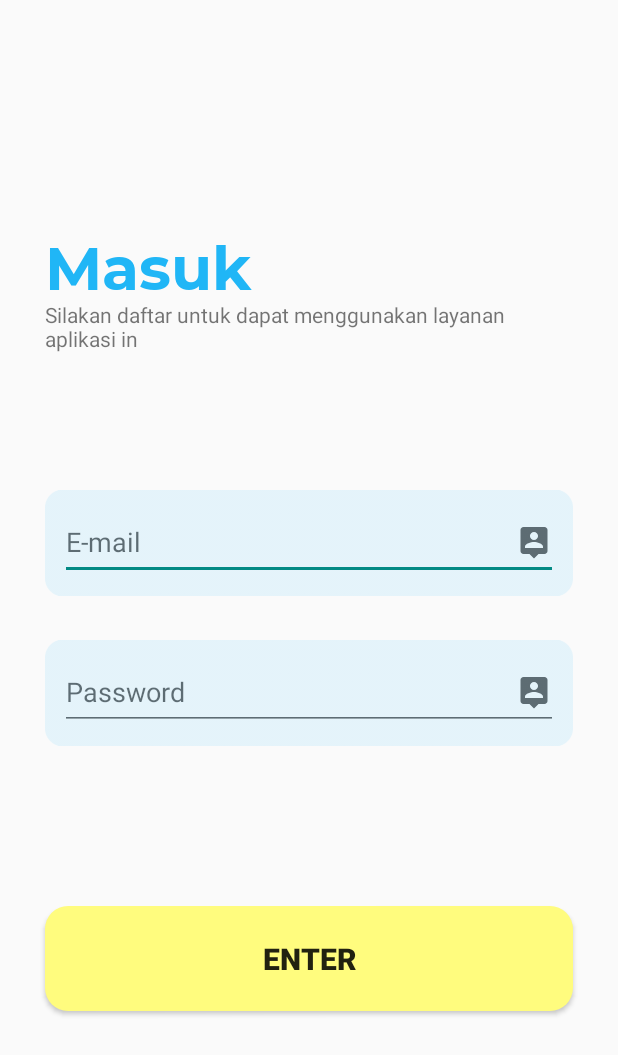
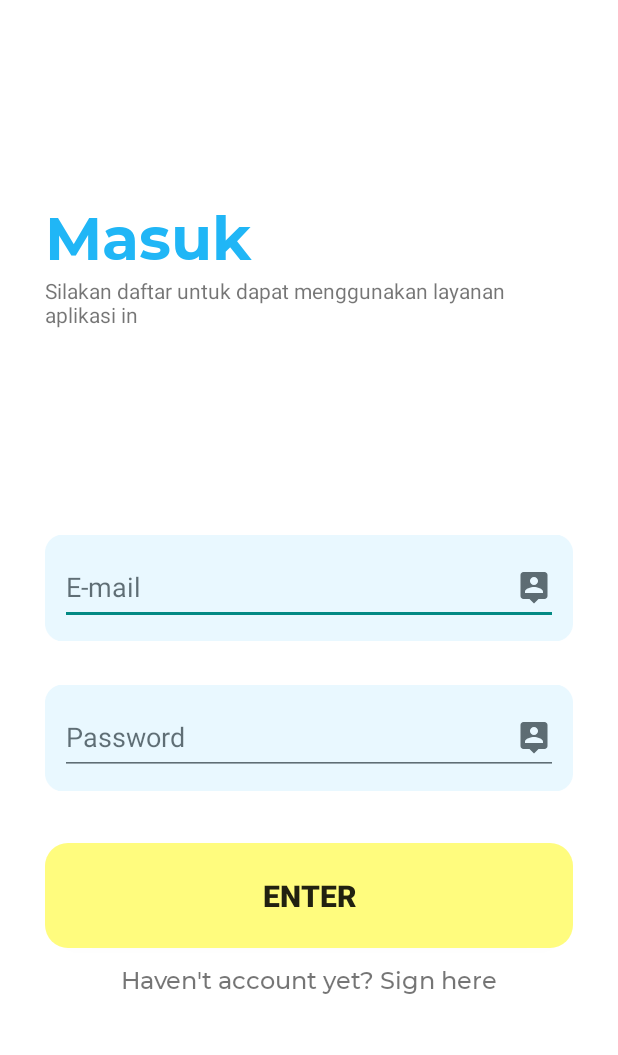
Before and after one commit to dinug-c/anitahrdassistant, an Android app: the LoginActivity screen opened directly, with no data from a screen before it, on a phone screen of 412 x 824 dp. Shown: the top 1055 px of the screen. Run offline under Robolectric (Android 15) with nearby library versions, the phone set to English and light mode, and no system bars; our stand-ins replace Firebase (no records; nobody signed in at launch, a user with empty details on screens opened directly).

Commit message:
improved layout

```diff
--- a/app/src/main/java/com/akhza/anitahrdassistant/activities/LoginActivity.java
+++ b/app/src/main/java/com/akhza/anitahrdassistant/activities/LoginActivity.java
@@ -9,6 +9,7 @@ import android.content.SharedPreferences;
 import android.os.Bundle;
 import android.widget.Button;
 import android.widget.EditText;
+import android.widget.TextView;
 import android.widget.Toast;
 
 import com.akhza.anitahrdassistant.R;
@@ -33,11 +34,16 @@ public class LoginActivity extends AppCompatActivity {
 
         useremail = findViewById(R.id.user_email);
         userpassword = findViewById(R.id.user_pass);
+        TextView havent = findViewById(R.id.haventtxt);
 
         getemail = useremail.getText().toString();
         getpass = userpassword.getText().toString();
 
         Button loginbtn = findViewById(R.id.login_btn);
+
+        havent.setOnClickListener(view -> {
+            startActivity(new Intent(getApplicationContext(), SignupActivity.class));
+        });
 
         loginbtn.setOnClickListener(view -> {
             if (userpassword.getText().toString().isEmpty()
--- a/app/src/main/res/layout/activity_login.xml
+++ b/app/src/main/res/layout/activity_login.xml
@@ -1,93 +1,134 @@
 <?xml version="1.0" encoding="utf-8"?>
-<androidx.coordinatorlayout.widget.CoordinatorLayout xmlns:android="http://schemas.android.com/apk/res/android"
+<RelativeLayout xmlns:android="http://schemas.android.com/apk/res/android"
     xmlns:app="http://schemas.android.com/apk/res-auto"
     xmlns:tools="http://schemas.android.com/tools"
     android:layout_width="match_parent"
     android:layout_height="match_parent"
-    tools:context=".activities.LoginActivity">
+    tools:context=".activities.LoginActivity"
+    android:background="@color/white">
+
+    <LinearLayout
+        android:layout_width="match_parent"
+        android:layout_height="wrap_content"
+        android:layout_above="@+id/formlogin"
+        android:layout_alignParentStart="true"
+        android:layout_alignParentTop="true"
+        android:layout_alignParentEnd="true"
+        android:layout_marginStart="0dp"
+        android:layout_marginTop="130dp"
+        android:layout_marginEnd="0dp"
+        android:layout_marginBottom="30dp"
+        android:orientation="vertical">
 
         <TextView
             android:id="@+id/textView"
             android:layout_width="wrap_content"
             android:layout_height="wrap_content"
+            android:layout_marginHorizontal="30dp"
             android:fontFamily="@font/monsbold"
             android:text="Masuk"
             android:textColor="#20B6F6"
-        android:layout_marginTop="150dp"
-        android:layout_marginHorizontal="30dp"
-        android:textSize="40dp"/>
+            android:textSize="40dp" />
 
         <TextView
             android:layout_width="match_parent"
             android:layout_height="wrap_content"
-        android:text="Silakan daftar untuk dapat menggunakan layanan aplikasi in"
             android:layout_marginHorizontal="30dp"
-        android:layout_marginTop="200dp"
-        />
+            android:text="Silakan daftar untuk dapat menggunakan layanan aplikasi in" />
+
+
+    </LinearLayout>
+
+    <LinearLayout
+        android:id="@+id/formlogin"
+        android:layout_width="match_parent"
+        android:layout_height="wrap_content"
+        android:layout_above="@+id/loginbttm"
+        android:orientation="vertical"
+        android:layout_marginBottom="30dp">
 
         <FrameLayout
             android:layout_width="match_parent"
             android:layout_height="80dp"
+            android:layout_gravity="center"
             android:layout_marginHorizontal="30dp"
-        android:layout_marginBottom="100dp"
-        android:layout_gravity="center">
+            android:layout_marginBottom="20dp">
 
             <EditText
+                android:id="@+id/user_email"
+                android:layout_width="match_parent"
+                android:layout_height="50dp"
+                android:layout_gravity="center"
+                android:layout_margin="10dp"
                 android:drawableRight="@drawable/ic_person_pin_black_24dp"
                 android:drawablePadding="20sp"
-            android:id="@+id/user_email"
-            android:layout_width="match_parent"
-            android:layout_margin="10dp"
-            android:layout_height="50dp"
-            android:layout_gravity="center"
                 android:hint="E-mail"
                 android:inputType="textEmailAddress" />
 
             <ImageView
                 android:layout_width="match_parent"
                 android:layout_height="match_parent"
-            android:src="@drawable/form_bg"
-            />
+                android:src="@drawable/form_bg" />
 
         </FrameLayout>
 
         <FrameLayout
             android:layout_width="match_parent"
             android:layout_height="80dp"
-        android:layout_marginHorizontal="30dp"
             android:layout_gravity="center"
-        android:layout_marginTop="100dp">
+            android:layout_marginHorizontal="30dp">
 
             <EditText
-            android:drawableRight="@drawable/ic_person_pin_black_24dp"
-            android:drawablePadding="20sp"
                 android:id="@+id/user_pass"
                 android:layout_width="match_parent"
                 android:layout_height="50dp"
                 android:layout_gravity="center"
+                android:layout_margin="10dp"
+                android:drawableRight="@drawable/ic_person_pin_black_24dp"
+                android:drawablePadding="20sp"
                 android:hint="Password"
-            android:layout_margin="10dp"
                 android:inputType="textPassword" />
 
             <ImageView
                 android:layout_width="match_parent"
                 android:layout_height="match_parent"
-            android:src="@drawable/form_bg"
-            />
+                android:src="@drawable/form_bg" />
 
         </FrameLayout>
+
+    </LinearLayout>
+
+    <LinearLayout
+        android:id="@+id/loginbttm"
+        android:layout_width="match_parent"
+        android:layout_height="wrap_content"
+        android:layout_alignParentBottom="true"
+        android:layout_marginBottom="150dp"
+        android:orientation="vertical">
 
         <Button
             android:id="@+id/login_btn"
             android:layout_width="match_parent"
             android:layout_height="70dp"
+            android:layout_gravity="bottom"
             android:layout_marginHorizontal="30dp"
             android:background="@drawable/yellow_btn"
             android:text="Enter"
             android:textSize="20dp"
-        android:textStyle="bold"
-        android:layout_gravity="bottom"
-        android:layout_marginBottom="150dp"
-        />
+            android:textStyle="bold" />
 
-</androidx.coordinatorlayout.widget.CoordinatorLayout>
+        <TextView
+            android:id="@+id/haventtxt"
+            android:layout_width="match_parent"
+            android:layout_height="wrap_content"
+            android:layout_marginVertical="10dp"
+            android:fontFamily="@font/monsmed"
+            android:text="Haven't account yet? Sign here"
+            android:textAlignment="center"
+            android:textSize="16dp" />
+
+    </LinearLayout>
+
+
+
+</RelativeLayout>
```
Also changed, not shown: app/src/main/res/layout/activity_entrance.xml (+52 -19 lines), app/src/main/res/layout/activity_signup.xml (+17 -6 lines). Lines whose indentation alone changed are shown as unchanged.
